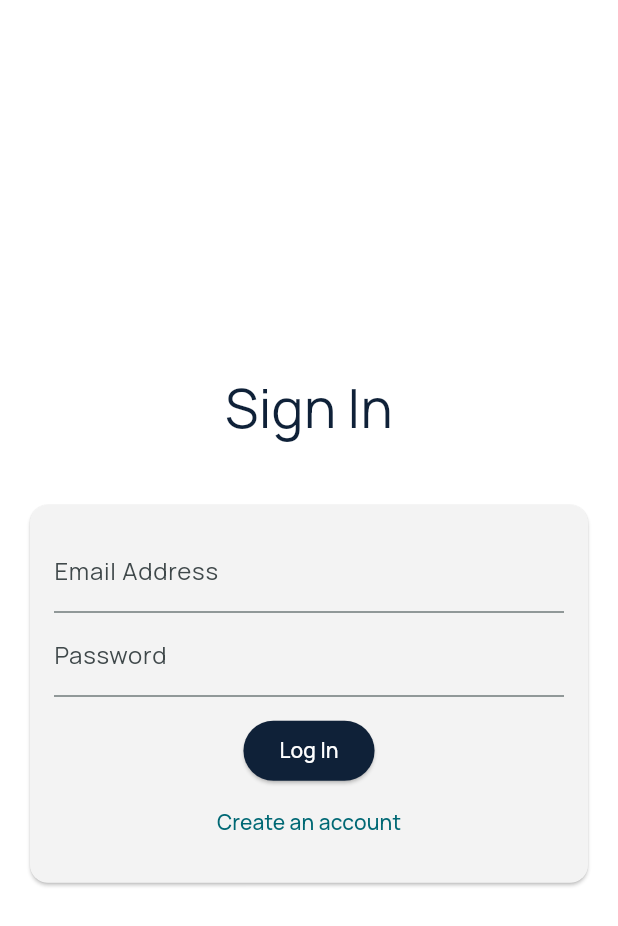
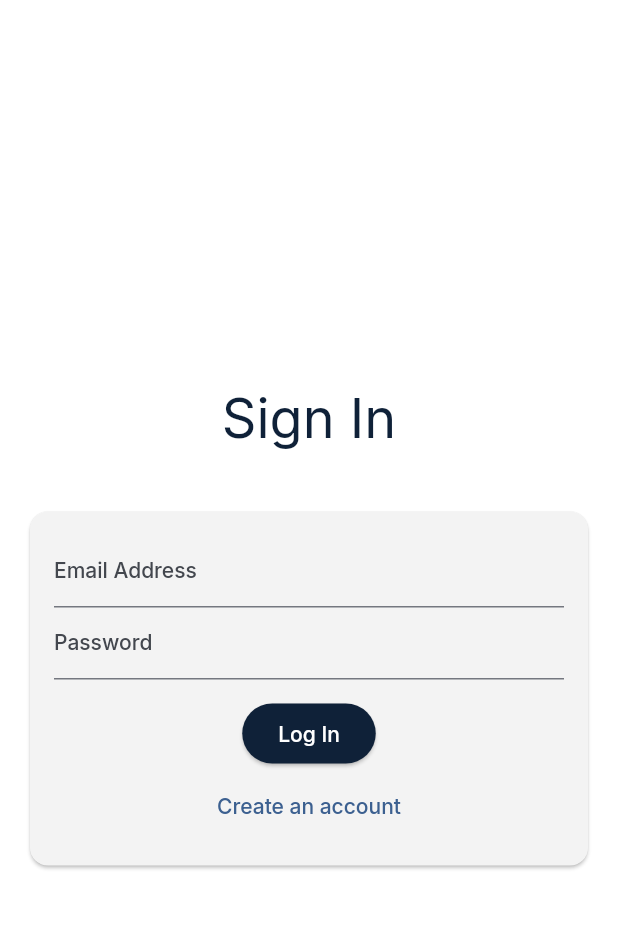
Before and after one commit to paritoshkrjha/QRCodeOwnerFrontEnd, a Flutter app: the screen it shows after launch, on a phone screen of 412 x 824 dp. Shown: the top 926 px of the screen. Run offline on Flutter 3.47's test engine with Material 2 defaults, Android fonts, the phone set to English and light mode, and no system bars; our stand-ins replace cloud_firestore, firebase_auth, firebase_core, firebase_database, firebase_messaging, font_awesome_flutter and 2 more; accounts and stored records are empty.

Commit message:
Working draft 1

```diff
--- a/lib/main.dart
+++ b/lib/main.dart
@@ -6,6 +6,8 @@ import 'package:firebase_core/firebase_core.dart';
 import 'package:owner_front/screens/home_screen.dart';
 import 'package:owner_front/screens/splash_screen.dart';
 import 'firebase_options.dart';
+
+var kColorScheme = ColorScheme.fromSeed(seedColor: const Color(0xff0f2138));
 
 void main() async {
   WidgetsFlutterBinding.ensureInitialized();
@@ -22,12 +24,22 @@ class MyApp extends StatelessWidget {
   Widget build(BuildContext context) {
     return MaterialApp(
       debugShowCheckedModeBanner: false,
-      theme: ThemeData(
-        colorScheme: ColorScheme.fromSeed(seedColor: Colors.white),
-        primaryColor: const Color(0xff0f2138),
-        focusColor: const Color(0xff0f2138),
+      theme: ThemeData().copyWith(
+        scaffoldBackgroundColor: const Color(0xfffcfdfd),
+        colorScheme: kColorScheme,
         useMaterial3: true,
-        textTheme: GoogleFonts.manropeTextTheme(),
+        textTheme: GoogleFonts.interTextTheme().copyWith(
+          titleLarge: const TextStyle().copyWith(
+            color: const Color(0xff343d48),
+          ),
+        ),
+        appBarTheme: const AppBarTheme().copyWith(
+          color: Colors.white,
+          foregroundColor: const Color(0xff343d48),
+        ),
+        cardTheme: const CardTheme().copyWith(color: Colors.white),
+        bottomSheetTheme: const BottomSheetThemeData()
+            .copyWith(modalBackgroundColor: Colors.white),
       ),
       home: StreamBuilder(
         stream: FirebaseAuth.instance.authStateChanges(),
--- a/lib/screens/home_screen.dart
+++ b/lib/screens/home_screen.dart
@@ -40,11 +40,8 @@ class _HomePageState extends State<HomePage> {
   @override
   Widget build(BuildContext context) {
     return Scaffold(
-      drawer: const Drawer(
-        backgroundColor: Color(0xfff8f8f8),
-      ),
+      drawer: const Drawer(),
       appBar: AppBar(
-        backgroundColor: Colors.white,
         centerTitle: true,
         title: const Text(
           'QR-Owner',
--- a/lib/widgets/new_req_list.dart
+++ b/lib/widgets/new_req_list.dart
@@ -24,7 +24,6 @@ class _NewRequestListState extends State<NewRequestList> {
     String contactValue,
   ) {
     showModalBottomSheet(
-      backgroundColor: Colors.white,
       context: context,
       builder: (ctx) {
         return Container(
```
Also changed, not shown: lib/constants/auth_error.dart (added, +7 -0 lines).
